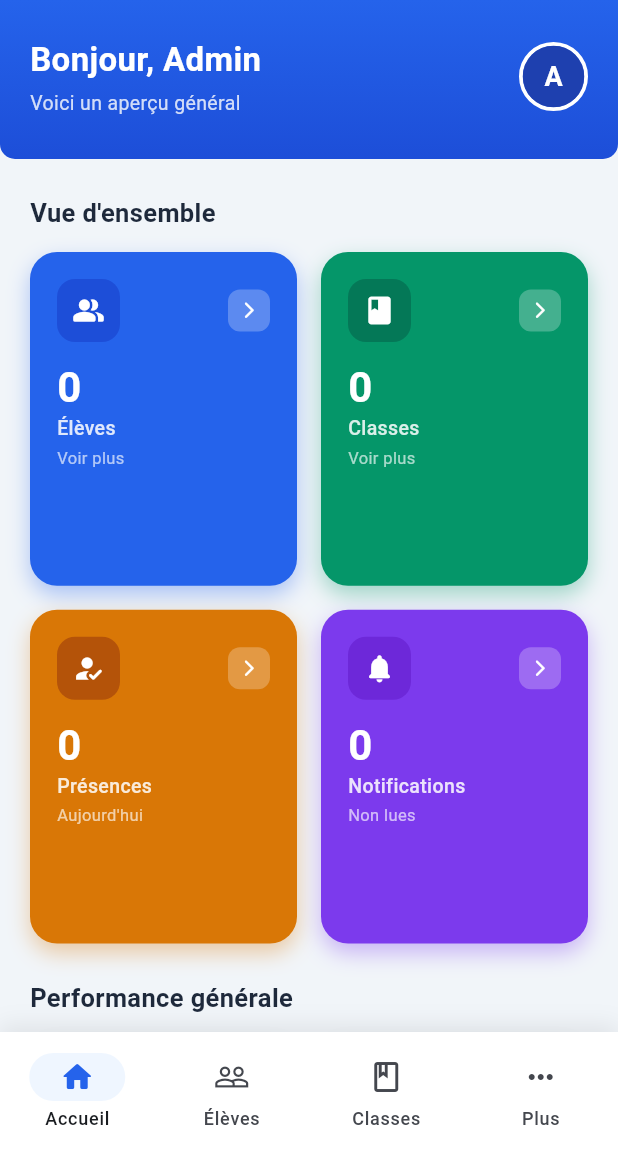
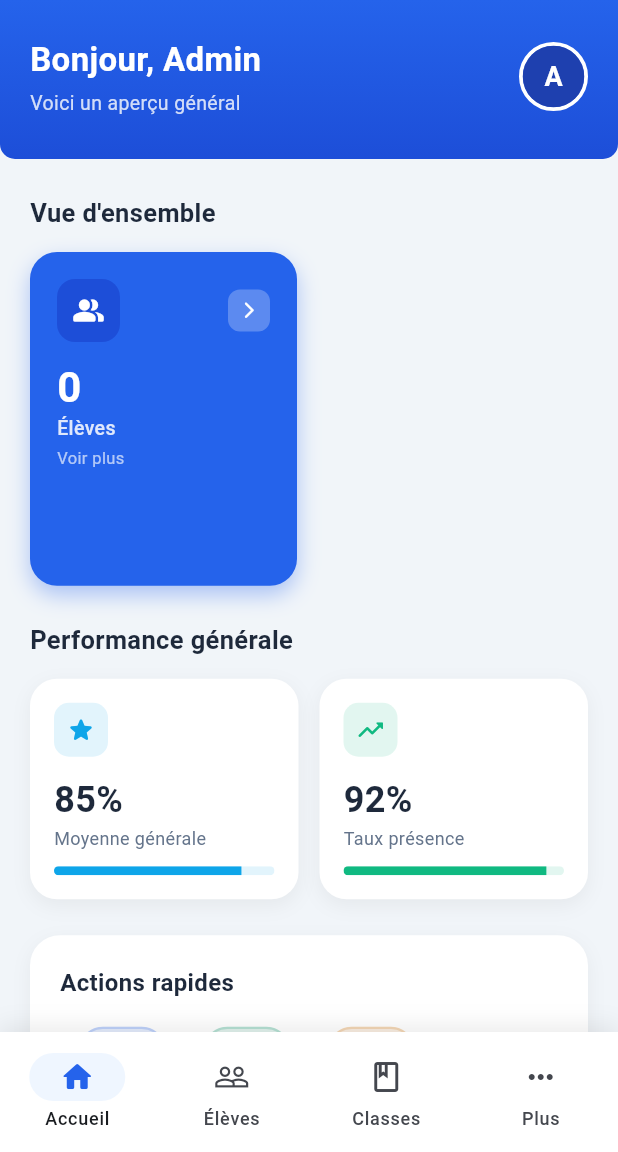
Before and after one commit to mongondzo/schooltrack, a Flutter app: the DashboardPage screen opened by its route, on a phone screen of 412 x 824 dp, the part 84-1236 px from its top. Run offline on Flutter 3.47's test engine with Material 3 defaults, Android fonts, the light colour scheme and no system bars; our stand-ins replace cloud_firestore, firebase_auth, firebase_core, flutter_bloc, go_router, google_sign_in; accounts and stored records are empty; Roboto replaces fonts that are missing (Nunito).

Commit message:
modification des cartes de dashnoard

```diff
--- a/lib/features/dashboard/presentation/pages/dashboard_page.dart
+++ b/lib/features/dashboard/presentation/pages/dashboard_page.dart
@@ -313,43 +313,10 @@ class _DashboardPageState extends State<DashboardPage> {
                     ),
 
                     // Carte Classes
-                    StatCard(
-                      title: 'Classes',
-                      value: '${stats.totalClasses}',
-                      icon: Icons.class_rounded,
-                      color: const Color(0xFF059669),
-                      iconBgColor: const Color(0xFF047857),
-                      subtitle: 'Voir plus',
-                      onTap: () {
-                        // TODO: Naviguer vers les classes
-                      },
-                    ),
 
                     // Carte Présences
-                    StatCard(
-                      title: 'Présences',
-                      value: '${stats.totalAttendances}',
-                      icon: Icons.how_to_reg_rounded,
-                      color: const Color(0xFFD97706),
-                      iconBgColor: const Color(0xFFB45309),
-                      subtitle: "Aujourd'hui",
-                      onTap: () {
-                        // TODO: Naviguer vers les présences
-                      },
-                    ),
 
                     // Carte Notifications
-                    StatCard(
-                      title: 'Notifications',
-                      value: '${stats.totalNotifications}',
-                      icon: Icons.notifications_rounded,
-                      color: const Color(0xFF7C3AED),
-                      iconBgColor: const Color(0xFF6D28D9),
-                      subtitle: 'Non lues',
-                      onTap: () {
-                        // TODO: Naviguer vers les notifications
-                      },
-                    ),
                   ],
                 );
               }
```
